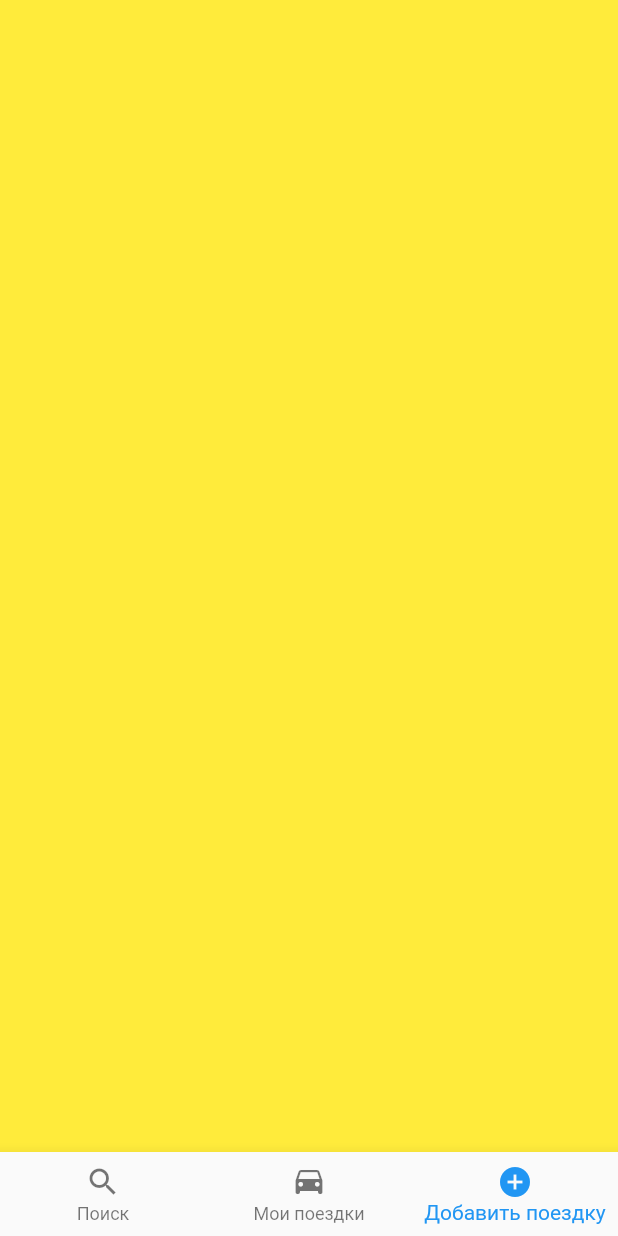
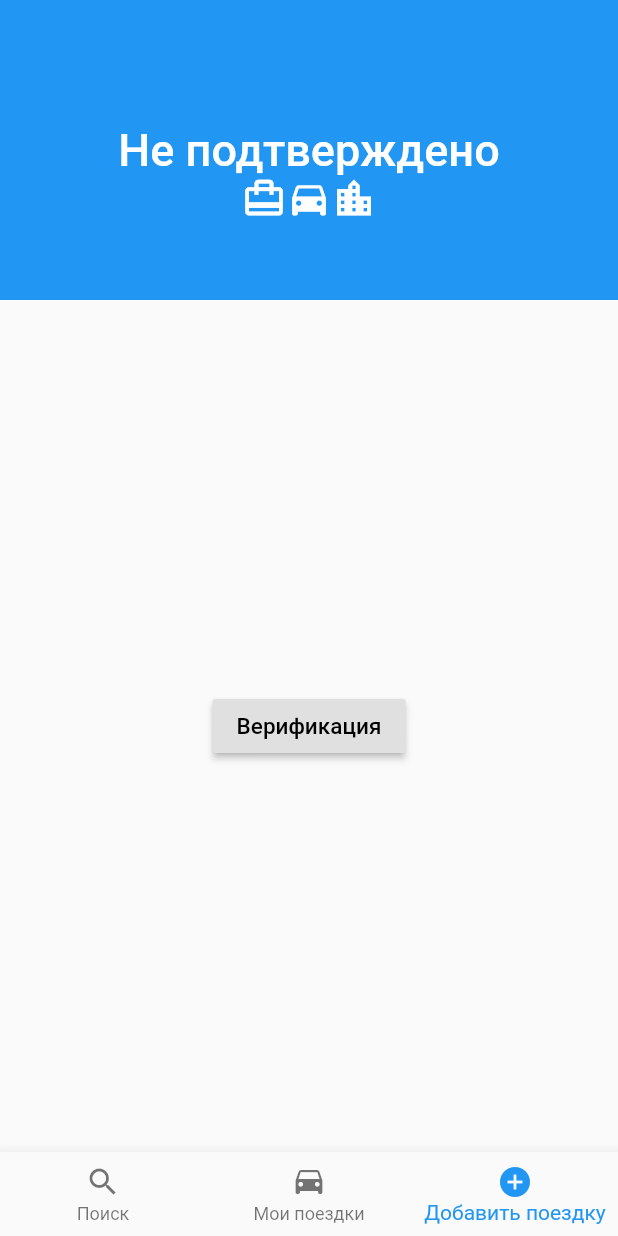
Before and after one commit to behzodfaiziev/Bakujo, a Flutter app: the Home screen opened by its route, item 3 of the bottom bar chosen, on a phone screen of 412 x 824 dp. Run offline on Flutter 3.47's test engine with Material 2 defaults, Android fonts, the phone set to English and light mode, and no system bars; our stand-ins replace carousel_slider, firebase_auth; accounts and stored records are empty; network calls fail.

Commit message:
add trip

```diff
--- a/bakujo/lib/screens/addtrip.dart
+++ b/bakujo/lib/screens/addtrip.dart
@@ -1,10 +1,63 @@
+import 'package:bakujo/theme/styles.dart';
 import 'package:flutter/material.dart';
 
 class AddTrip extends StatelessWidget {
   const AddTrip({Key key}) : super(key: key);
   @override
   Widget build(BuildContext context) {
-
-    return Container(color: Colors.yellow,);
+    return Column(
+      mainAxisSize: MainAxisSize.max,
+      children: <Widget>[
+        Container(
+          color: Theme.of(context).primaryColor,
+          height: 200,
+          child: Column(
+            mainAxisAlignment: MainAxisAlignment.center,
+            crossAxisAlignment: CrossAxisAlignment.center,
+            children: <Widget>[
+              SizedBox(height: 30,),
+              Text(
+                'Не подтверждено',
+                style: TextStyle(
+                    color: Colors.white,
+                    fontSize: 30,
+                    fontWeight: FontWeight.w500),
+              ),
+              Row(
+                crossAxisAlignment: CrossAxisAlignment.center,
+                mainAxisAlignment: MainAxisAlignment.center,
+                children: <Widget>[
+                  Icon(
+                    Icons.card_travel,
+                    color: Colors.white,
+                  ),
+                  Icon(
+                    Icons.directions_car,
+                    color: Colors.white,
+                  ),
+                  Icon(
+                    Icons.location_city,
+                    color: Colors.white,
+                  )
+                ],
+              )
+            ],
+          ),
+        ),
+        Expanded(
+          child: Container(
+            child: Center(
+              child: RaisedButton(
+                child: Text(
+                  'Верификация',
+                  style: regularTextStyle(Colors.black, 15),
+                ),
+                onPressed: () {},
+              ),
+            ),
+          ),
+        )
+      ],
+    );
   }
 }
--- a/bakujo/lib/screens/user_profile.dart
+++ b/bakujo/lib/screens/user_profile.dart
@@ -12,13 +12,14 @@ class _UserProfileState extends State<UserProfile> {
   @override
   Widget build(BuildContext context) {
     return Scaffold(
+      appBar: AppBar(elevation: 0,),
       body: Container(
         child: Center(
           child: RaisedButton(
             child: Text('Sign out'),
             onPressed: () {
               FirebaseAuth.instance.signOut().then((_) {
-                Navigator.pushReplacementNamed(context, '/');
+                Navigator.of(context).pushReplacementNamed('/');
               });
             },
           ),
```
